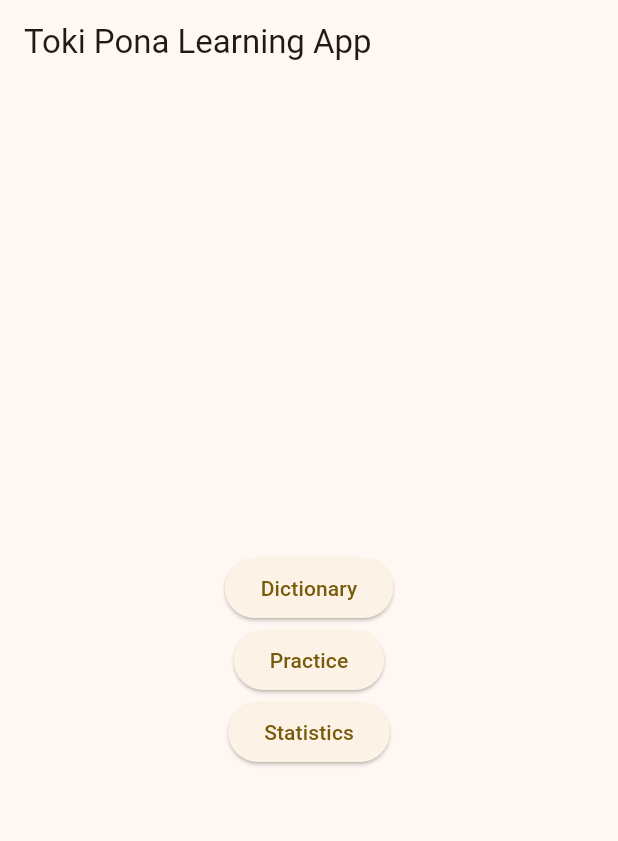
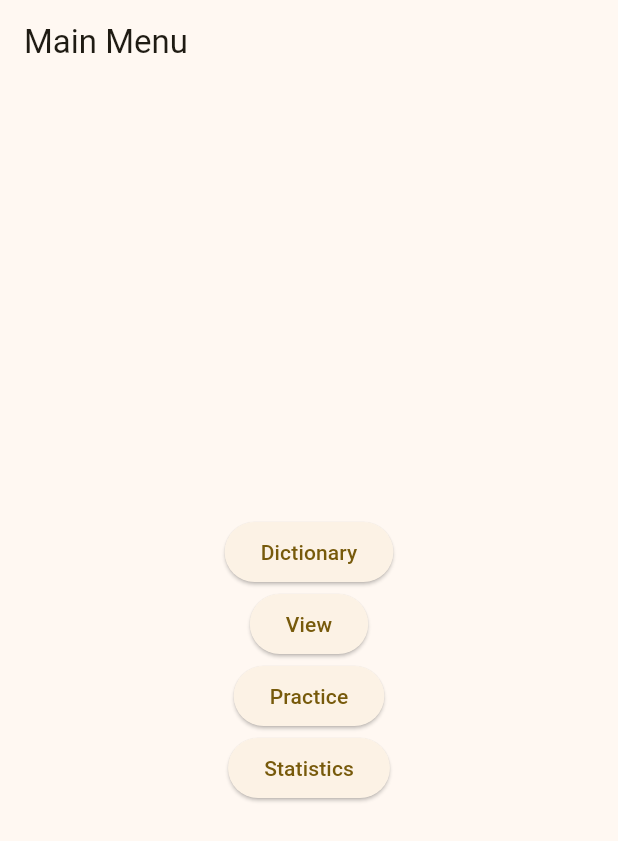
Before and after one commit to kyle-t01/toki_pona_learn, a Flutter app: the screen it shows after launch, on a phone screen of 412 x 824 dp. Shown: the top 841 px of the screen. Run offline on Flutter 3.47's test engine with Material 3 defaults, Android fonts, the phone set to English and light mode, and no system bars; our stand-ins replace csv, sqflite_common_ffi; accounts and stored records are empty; Roboto replaces fonts that are missing (sitelenselikiwen); project files that could hold a hidden picture were left out.

Commit message:
add view button

```diff
--- a/toki_pona_learner/lib/src/views/screens/main_menu.dart
+++ b/toki_pona_learner/lib/src/views/screens/main_menu.dart
@@ -1,4 +1,5 @@
 import 'package:flutter/material.dart';
+import '../screens/dictionary.dart';
 
 class MainMenu extends StatelessWidget {
   const MainMenu({super.key});
@@ -7,7 +8,7 @@ class MainMenu extends StatelessWidget {
   Widget build(BuildContext context) {
     return Scaffold(
       appBar: AppBar(
-        title: const Text('Toki Pona Learning App'),
+        title: const Text('Main Menu'),
       ),
       body: Center(
         child: Column(
@@ -15,11 +16,20 @@ class MainMenu extends StatelessWidget {
           children: [
             ElevatedButton(
               onPressed: () {
-                ScaffoldMessenger.of(context).showSnackBar(
-                  const SnackBar(content: Text('Dictionary pressed')),
+                Navigator.push(
+                  context,
+                  MaterialPageRoute(builder: (context) => const Dictionary()),
                 );
               },
               child: const Text('Dictionary'),
+            ),
+            ElevatedButton(
+              onPressed: () {
+                ScaffoldMessenger.of(context).showSnackBar(
+                  const SnackBar(content: Text('View pressed')),
+                );
+              },
+              child: const Text('View'),
             ),
             ElevatedButton(
               onPressed: () {
```
